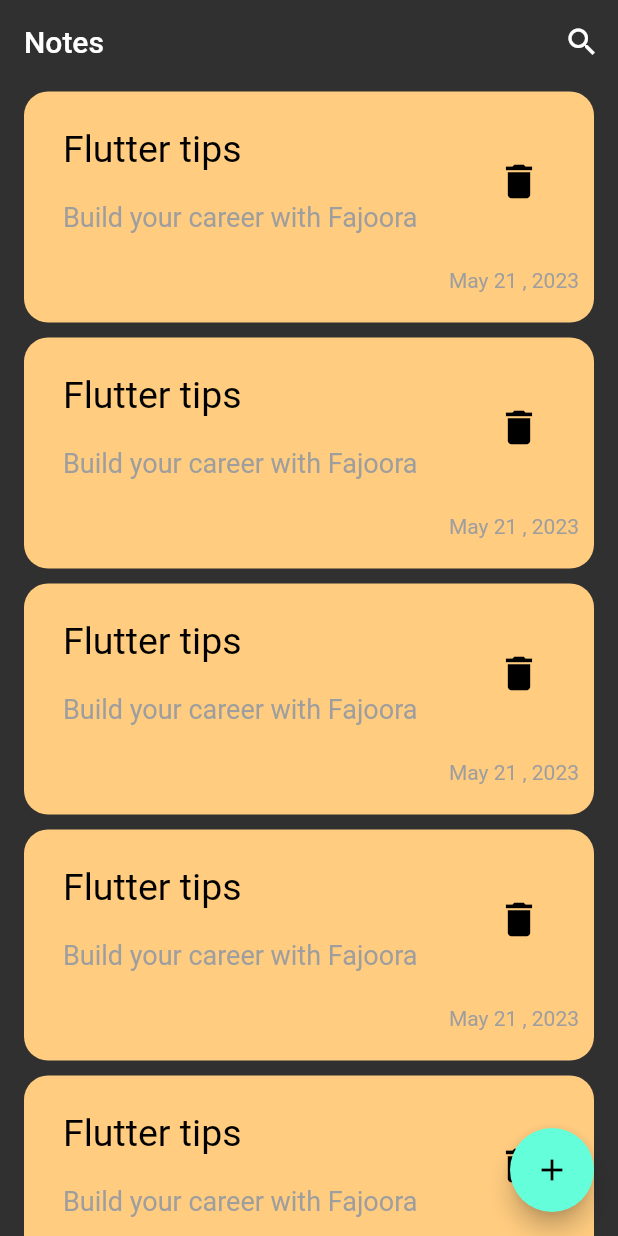
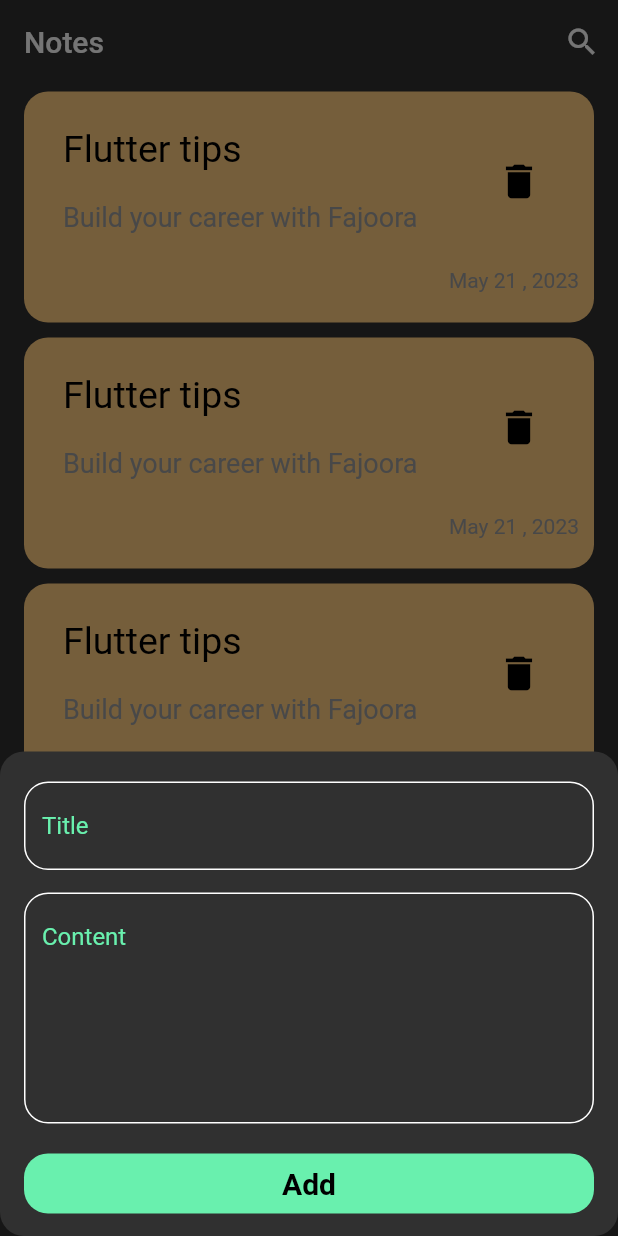
Before and after one commit to fajr-svu/notes_app, a Flutter app: the screen it shows after launch, after a tap on the "add" icon, on a phone screen of 412 x 824 dp. Run offline on Flutter 3.47's test engine with Material 2 defaults, Android fonts, the phone set to English and light mode, and no system bars.

Commit message:
finsh bottom sheet

```diff
--- a/lib/views/notes_view.dart
+++ b/lib/views/notes_view.dart
@@ -1,5 +1,6 @@
 import 'package:flutter/material.dart';
 import 'package:notes_app/wedgits/costum_listview.dart';
+import 'package:notes_app/wedgits/custom_bottom_sheet.dart';
 
 class NotesView extends StatelessWidget {
   const NotesView({super.key});
@@ -8,7 +9,15 @@ class NotesView extends StatelessWidget {
   Widget build(BuildContext context) {
     return Scaffold(
       floatingActionButton: FloatingActionButton(
-        onPressed: () {},
+        onPressed: () {
+          showModalBottomSheet(
+              shape: RoundedRectangleBorder(
+                  borderRadius: BorderRadius.circular(16)),
+              context: context,
+              builder: (contxt) {
+                return const CostumBottomSheet();
+              });
+        },
         child: Icon(Icons.add),
       ),
       appBar: AppBar(
--- /dev/null
+++ b/lib/wedgits/costum_button.dart
@@ -0,0 +1,24 @@
+import 'package:flutter/material.dart';
+
+class CostumButton extends StatelessWidget {
+  const CostumButton({super.key});
+
+  @override
+  Widget build(BuildContext context) {
+    return Container(
+      decoration: BoxDecoration(
+          color: Colors.greenAccent, borderRadius: BorderRadius.circular(16)),
+      width: MediaQuery.of(context).size.width,
+      height: 40,
+      child: const Center(
+          child: Text(
+        'Add',
+        style: TextStyle(
+          fontSize: 20,
+          color: Colors.black,
+          fontWeight: FontWeight.bold,
+        ),
+      )),
+    );
+  }
+}
--- a/lib/wedgits/costum_listview.dart
+++ b/lib/wedgits/costum_listview.dart
@@ -6,14 +6,17 @@ class NotesListView extends StatelessWidget {
 
   @override
   Widget build(BuildContext context) {
-    return ListView.builder(itemBuilder: (context, index) {
-      return Padding(
-        padding: const EdgeInsets.symmetric(vertical: 5),
-        child: NoteCard(
-          color: Color(0xffFFCC80),
-          title: 'Flutter tips',
-        ),
-      );
-    });
+    return ListView.builder(
+      itemBuilder: (context, index) {
+        return const Padding(
+          padding: EdgeInsets.symmetric(vertical: 5),
+          child: NoteCard(
+            color: Color(0xffFFCC80),
+            title: 'Flutter tips',
+          ),
+        );
+      },
+      itemCount: 10,
+    );
   }
 }
--- /dev/null
+++ b/lib/wedgits/costum_textfield.dart
@@ -0,0 +1,29 @@
+import 'package:flutter/material.dart';
+
+class CostumTextField extends StatelessWidget {
+  const CostumTextField({super.key, required this.hintText, this.maxlines = 1});
+  final String hintText;
+  final int maxlines;
+  @override
+  Widget build(BuildContext context) {
+    return TextField(
+      maxLines: maxlines,
+      decoration: InputDecoration(
+        hintText: hintText,
+        hintStyle: TextStyle(color: Colors.greenAccent),
+        enabledBorder: OutlineInputBorder(
+          borderRadius: BorderRadius.circular(16),
+          borderSide: BorderSide(
+            color: Colors.white,
+          ),
+        ),
+        border: OutlineInputBorder(
+          borderRadius: BorderRadius.circular(16),
+          borderSide: BorderSide(
+            color: Colors.white,
+          ),
+        ),
+      ),
+    );
+  }
+}
--- /dev/null
+++ b/lib/wedgits/custom_bottom_sheet.dart
@@ -0,0 +1,40 @@
+import 'package:flutter/material.dart';
+import 'package:notes_app/wedgits/costum_button.dart';
+import 'package:notes_app/wedgits/costum_textfield.dart';
+
+class CostumBottomSheet extends StatelessWidget {
+  const CostumBottomSheet({super.key});
+
+  @override
+  Widget build(BuildContext context) {
+    return const Padding(
+      padding: EdgeInsets.symmetric(horizontal: 16),
+      child: SingleChildScrollView(
+        child: Column(
+          children: [
+            SizedBox(
+              height: 20,
+            ),
+            CostumTextField(
+              hintText: 'Title',
+            ),
+            SizedBox(
+              height: 15,
+            ),
+            CostumTextField(
+              hintText: 'Content',
+              maxlines: 6,
+            ),
+            SizedBox(
+              height: 20,
+            ),
+            CostumButton(),
+            SizedBox(
+              height: 15,
+            ),
+          ],
+        ),
+      ),
+    );
+  }
+}
```
